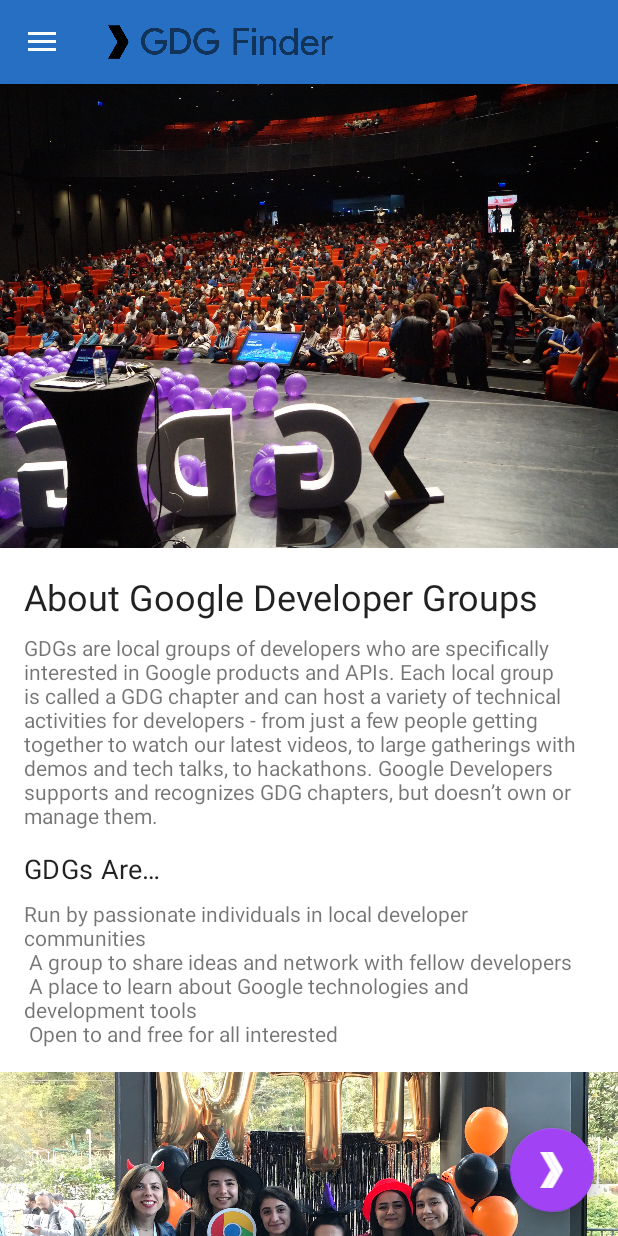
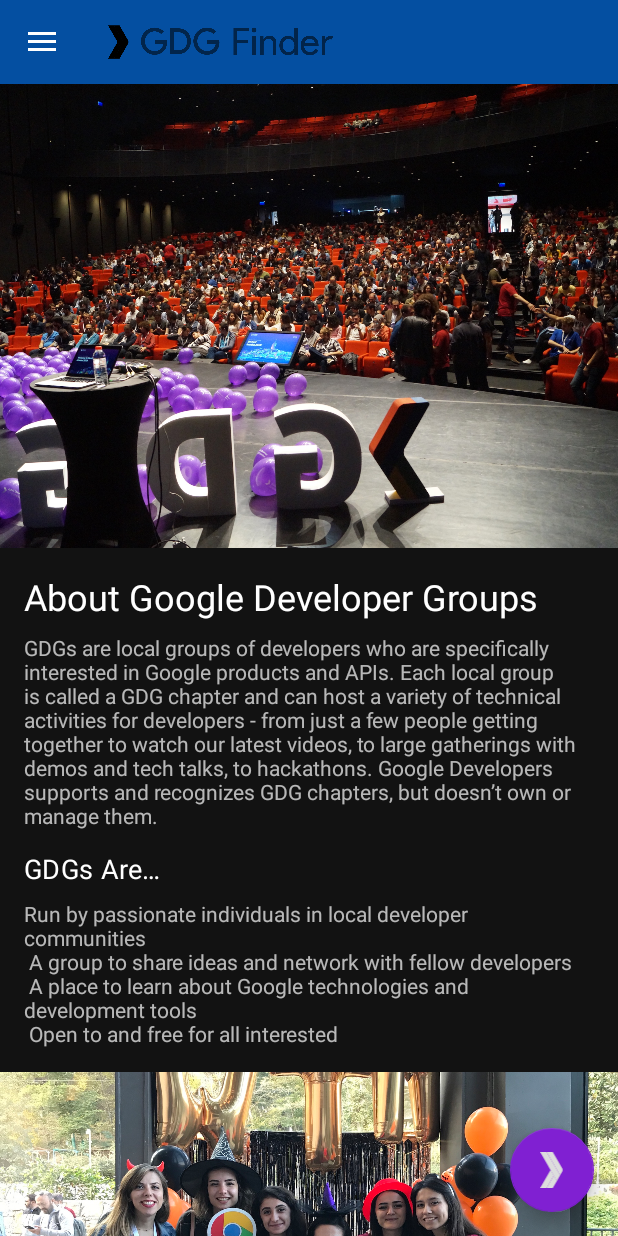
Before and after one commit to graffiti75/GdgFinder, an Android app: the screen it shows after launch (MainActivity), on a phone screen of 412 x 824 dp. Run offline under Robolectric (Android 15) with nearby library versions, the phone set to English and light mode, and no system bars; our stand-ins replace data binding, navigation-ui; Roboto replaces fonts that are not available here.

Commit message:
Adding code from section "3.5.28. (1:44) Exercise: Add Dark Mode Support"

```diff
--- a/app/src/main/java/com/example/android/gdgfinder/MainActivity.kt
+++ b/app/src/main/java/com/example/android/gdgfinder/MainActivity.kt
@@ -3,6 +3,7 @@ package com.example.android.gdgfinder
 import android.os.Bundle
 import android.view.View
 import androidx.appcompat.app.AppCompatActivity
+import androidx.appcompat.app.AppCompatDelegate
 import androidx.databinding.DataBindingUtil
 import androidx.navigation.NavDestination
 import androidx.navigation.findNavController
@@ -19,6 +20,8 @@ class MainActivity : AppCompatActivity() {
 		super.onCreate(savedInstanceState)
 		binding = DataBindingUtil.setContentView(this, R.layout.activity_main)
 		setupNavigation()
+
+		AppCompatDelegate.setDefaultNightMode(AppCompatDelegate.MODE_NIGHT_YES)
 	}
 
 	/**
--- /dev/null
+++ b/app/src/main/res/values-night/colors.xml
@@ -0,0 +1,15 @@
+<?xml version="1.0" encoding="utf-8"?>
+<resources>
+    <color name="colorPrimary">#006355</color>
+    <color name="colorPrimaryDark">#003529</color>
+    <color name="colorAccent">#B60940</color>
+
+    <color name="primaryColor">#449bd4</color>
+    <color name="primaryLightColor">#7aacdd</color>
+    <color name="primaryDarkColor">#044fa1</color>
+    <color name="secondaryColor">#8020d2</color>
+    <color name="secondaryLightColor">#b552dd</color>
+    <color name="secondaryDarkColor">#4900a0</color>
+    <color name="primaryTextColor">#000000</color>
+    <color name="secondaryTextColor">#dddddd</color>
+</resources>
--- a/app/src/main/res/values/styles.xml
+++ b/app/src/main/res/values/styles.xml
@@ -1,7 +1,7 @@
 <resources>
 
     <!-- Base application theme. -->
-    <style name="AppTheme" parent="Theme.MaterialComponents.Light.NoActionBar">
+    <style name="AppTheme" parent="Theme.MaterialComponents.DayNight.NoActionBar">
         <!-- Customize your theme here. -->
         <item name="colorPrimary">@color/primaryColor</item>
         <item name="colorPrimaryDark">@color/primaryDarkColor</item>
```
